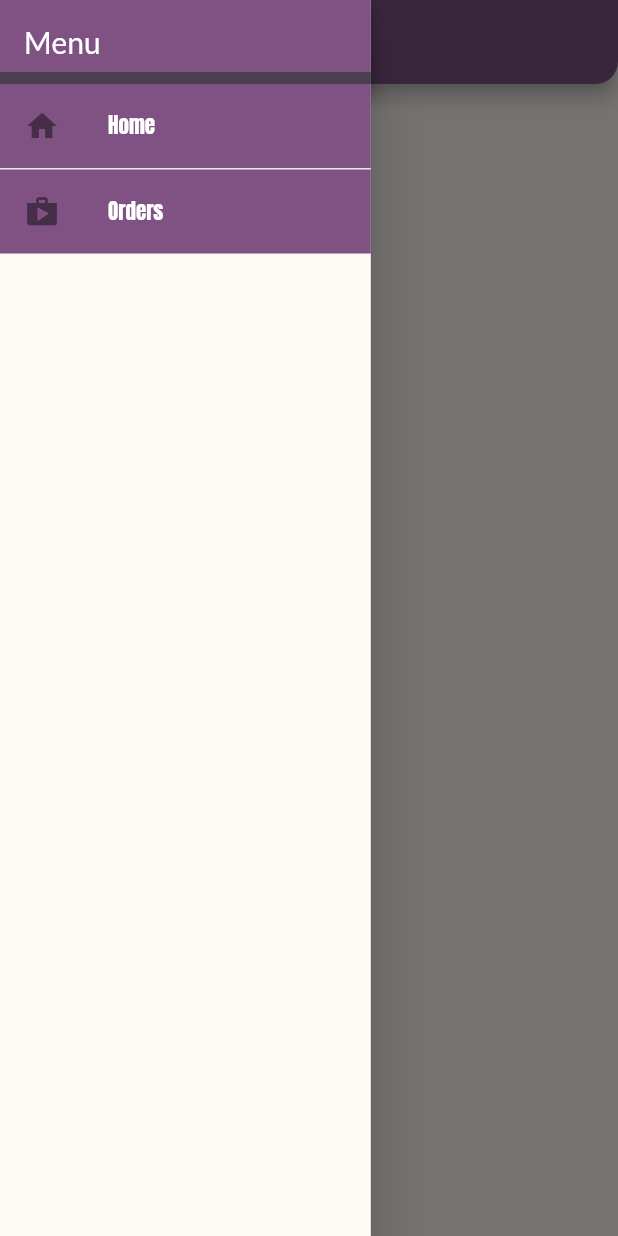
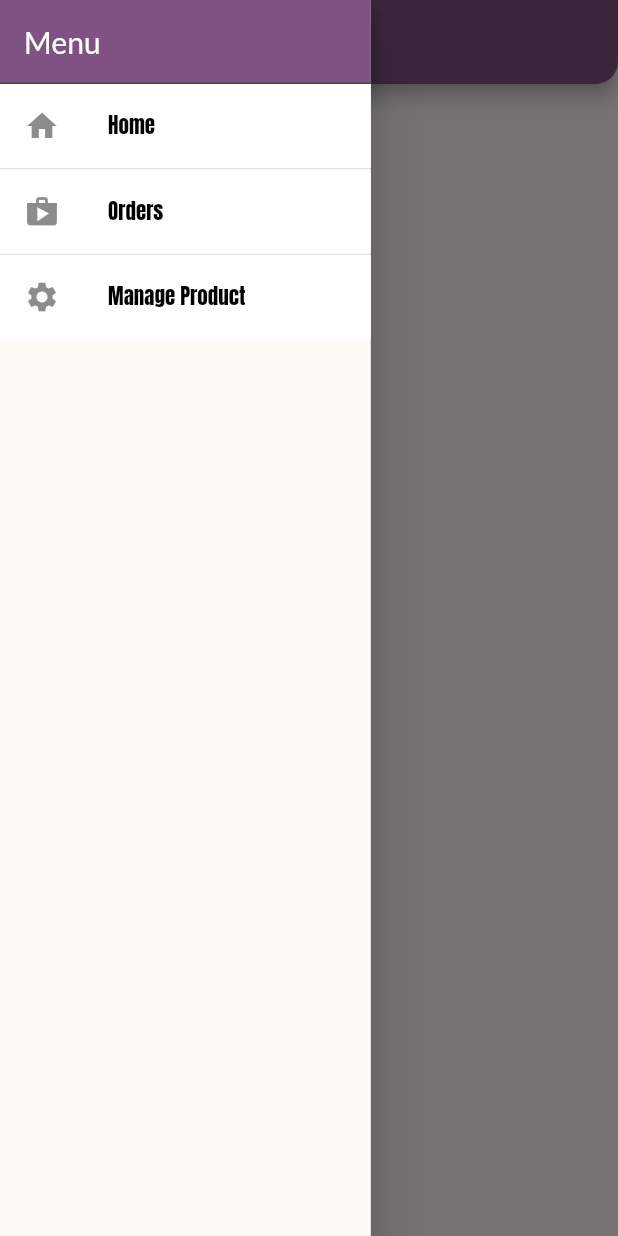
Before and after one commit to EkjyotSandhu12/shopAppFlutter, a Flutter app: the OrderPage screen opened by its route, with the side drawer open, on a phone screen of 412 x 824 dp. Run offline on Flutter 3.47's test engine with Material 2 defaults, Android fonts, the phone set to English and light mode, and no system bars; network calls fail.

Commit message:
added add product and edit prodcut form

```diff
--- a/lib/models/product.dart
+++ b/lib/models/product.dart
@@ -1,4 +1,4 @@
-import 'package:flutter/cupertino.dart';
+import 'package:flutter/material.dart';
 
 class Product with ChangeNotifier{
   final String id;
@@ -13,6 +13,22 @@ class Product with ChangeNotifier{
     notifyListeners();
   }
 
+  Product copyWith({
+    required String id,
+    required String title,
+    required String description,
+    required double price,
+    required String imageUrl,
+    required bool isFavorite,
+  }) {
+    return Product(
+      id: id ?? this.id,
+      title: title ?? this.title,
+      description: description ?? this.description,
+      price: price ?? this.price,
+      imageUrl: imageUrl ?? this.imageUrl,
+    );
+  }
 
 
   Product(
--- a/lib/widgets/order_item.dart
+++ b/lib/widgets/order_item.dart
@@ -42,7 +42,7 @@ class _OrderItemState extends State<OrderItem> {
             ),
             subtitle: Text("Total Products: ${widget.orderItem.items.length}"),
             trailing: IconButton(
-              icon: Icon(Icons.expand_more),
+              icon: _expanded ? Icon(Icons.expand_less) : Icon(Icons.expand_more),
               onPressed: () {
                 setState(
                       () {
@@ -55,8 +55,8 @@ class _OrderItemState extends State<OrderItem> {
           Divider(),
           if (_expanded)
             Container(
-                padding: const EdgeInsets.all(15.0),
-                height: min(widget.orderItem.items.length * 35, 200),
+                padding: const EdgeInsets.symmetric(horizontal: 15.0),
+                height: min(widget.orderItem.items.length * 30, 200),
                 child: ListView.builder(
                   itemCount: widget.orderItem.items.length,
                   itemBuilder: (_, index) =>
--- a/lib/widgets/side_drawer.dart
+++ b/lib/widgets/side_drawer.dart
@@ -1,5 +1,6 @@
 import 'package:flutter/material.dart';
 import 'package:shop_app/pages/order_page.dart';
+import 'package:shop_app/pages/user_product_page.dart';
 
 import '../pages/product_overview_page.dart';
 
@@ -22,13 +23,13 @@ class sideDrawer extends StatelessWidget {
             automaticallyImplyLeading: false,
           ),
           Divider(
-              thickness: 8,
+              thickness: 1,
               height: 0,
               color: Theme.of(context).colorScheme.background),
           Container(
-            color: Theme.of(context).colorScheme.primary,
+            color: Colors.white,
             child: ListTile(
-              title: Text("Home"),
+              title: Text("Home", style: TextStyle(color: Colors.black),),
               leading: Icon(Icons.home),
               onTap: () {
                 Navigator.of(context)
@@ -40,12 +41,25 @@ class sideDrawer extends StatelessWidget {
             height: 1,
           ),
           Container(
-            color: Theme.of(context).colorScheme.primary,
+            color: Colors.white,
             child: ListTile(
-              title: Text("Orders"),
+              title: Text("Orders", style: TextStyle(color: Colors.black),),
               leading: Icon(Icons.shop),
               onTap: () {
                 Navigator.of(context).pushReplacementNamed(OrderPage.routeName);
+              },
+            ),
+          ),
+          Divider(
+            height: 1,
+          ),
+          Container(
+            color: Colors.white,
+            child: ListTile(
+              title: Text("Manage Product", style: TextStyle(color: Colors.black),),
+              leading: Icon(Icons.settings),
+              onTap: () {
+                Navigator.of(context).pushReplacementNamed(UserProductPage.routeName);
               },
             ),
           )
```
Also changed, not shown: lib/main.dart (+18 -17 lines), lib/models/cart.dart (+10 -1 lines), lib/pages/cart_page.dart (+28 -4 lines), lib/pages/edit_product_page.dart (added, +94 -0 lines), lib/pages/user_product_page.dart (added, +37 -0 lines), lib/widgets/product_item.dart (+14 -3 lines), lib/widgets/user_product_item.dart (added, +31 -0 lines), 1 other file.
